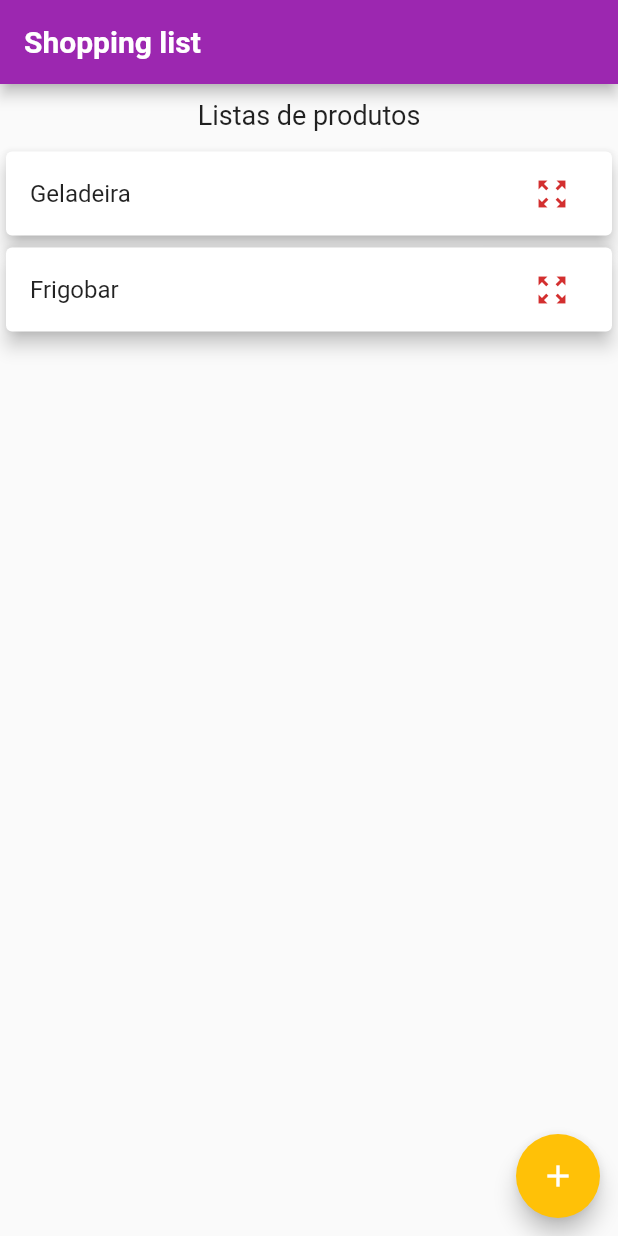
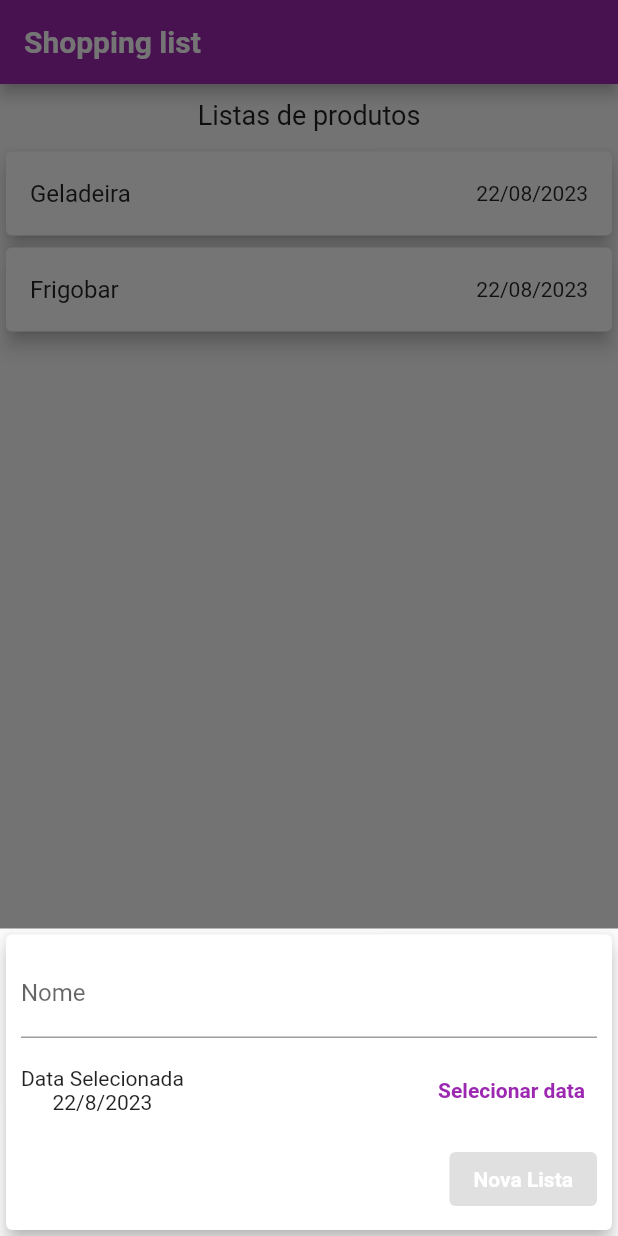
Before and after one commit to DiegoAmancio/Shopping_Carts, a Flutter app: the screen it shows after launch, after a tap on the "add" icon, on a phone screen of 412 x 824 dp. Run offline on Flutter 3.47's test engine with Material 2 defaults, Android fonts, the phone set to English and light mode, and no system bars; Roboto replaces fonts that are missing (OpenSans, QuickSand).

Commit message:
feature: add list

```diff
--- a/lib/atoms/list_tab.dart
+++ b/lib/atoms/list_tab.dart
@@ -1,4 +1,5 @@
 import 'package:flutter/material.dart';
+import 'package:intl/intl.dart';
 
 import '../class/list_tab_item.dart';
 
@@ -13,11 +14,8 @@ class ListTab extends StatelessWidget {
       elevation: 5,
       child: ListTile(
         title: Text(item.name),
-        trailing: IconButton(
-          icon: const Icon(Icons.zoom_out_map_outlined),
-          color: Theme.of(context).colorScheme.error,
-          onPressed: () {},
-        ),
+        onTap: () {},
+        trailing: Text(DateFormat('d/MM/y').format(item.date)),
       ),
     );
   }
--- /dev/null
+++ b/lib/molecules/create_list_form.dart
@@ -0,0 +1,97 @@
+import 'package:flutter/material.dart';
+import 'package:intl/intl.dart';
+
+class CreateListForm extends StatefulWidget {
+  final void Function(String, DateTime) onSubmit;
+  const CreateListForm(this.onSubmit, {super.key});
+
+  @override
+  State<CreateListForm> createState() => _CreateListFormState();
+}
+
+class _CreateListFormState extends State<CreateListForm> {
+  final _titleController = TextEditingController();
+
+  DateTime _selectedDate = DateTime.now();
+  _submitForm() {
+    final name = _titleController.text;
+    widget.onSubmit(name, _selectedDate);
+  }
+
+  _showDatePicker() {
+    showDatePicker(
+            context: context,
+            initialDate: DateTime.now(),
+            firstDate: DateTime(2019),
+            lastDate: DateTime.now())
+        .then((pickedDate) {
+      if (pickedDate != null) {
+        setState(() {
+          _selectedDate = pickedDate;
+        });
+      }
+    });
+  }
+
+  @override
+  Widget build(BuildContext context) {
+    return SingleChildScrollView(
+      child: Card(
+        elevation: 5,
+        child: Padding(
+            padding: EdgeInsets.only(
+              top: 10,
+              left: 10,
+              right: 10,
+              bottom: 10 + MediaQuery.of(context).viewInsets.bottom,
+            ),
+            child: Column(children: [
+              TextField(
+                  decoration: const InputDecoration(labelText: 'Nome'),
+                  controller: _titleController),
+              SizedBox(
+                height: 70,
+                child: Row(
+                  mainAxisAlignment: MainAxisAlignment.spaceBetween,
+                  crossAxisAlignment: CrossAxisAlignment.center,
+                  children: [
+                    Column(
+                      mainAxisAlignment: MainAxisAlignment.center,
+                      children: [
+                        const Text('Data Selecionada'),
+                        Text(DateFormat('d/M/y').format(_selectedDate)),
+                      ],
+                    ),
+                    TextButton(
+                      onPressed: _showDatePicker,
+                      child: const Text(
+                        'Selecionar data',
+                        style: TextStyle(
+                          fontWeight: FontWeight.bold,
+                        ),
+                      ),
+                    )
+                  ],
+                ),
+              ),
+              Row(
+                mainAxisAlignment: MainAxisAlignment.end,
+                children: <Widget>[
+                  ElevatedButton(
+                    onPressed: _titleController.value.text.isEmpty
+                        ? null
+                        : _submitForm,
+                    child: Text(
+                      'Nova Lista',
+                      style: TextStyle(
+                        color: Theme.of(context).textTheme.labelLarge?.color,
+                      ),
+                    ),
+                  ),
+                ],
+              ),
+            ])),
+      ),
+    );
+  }
+}
--- a/lib/pages/home.dart
+++ b/lib/pages/home.dart
@@ -1,9 +1,47 @@
+import 'dart:math';
+
 import 'package:flutter/material.dart';
 
 import '../class/list_tab_item.dart';
+import '../molecules/create_list_form.dart';
 import '../molecules/list.dart';
 
 class _HomePageState extends State<HomePage> {
+  final List<ListTabItem> _lists = [
+    ListTabItem(
+      id: '123',
+      name: 'Geladeira',
+      date: DateTime.now(),
+    ),
+    ListTabItem(
+      id: '123',
+      name: 'Frigobar',
+      date: DateTime.now(),
+    )
+  ];
+  _addItem(String name, DateTime selectedDate) {
+    final newLists = ListTabItem(
+      id: Random().nextDouble().toString(),
+      date: selectedDate,
+      name: name,
+    );
+
+    setState(() {
+      _lists.add(newLists);
+    });
+
+    Navigator.of(context).pop();
+  }
+
+  _openTransactionFormModal(BuildContext context) {
+    showModalBottomSheet(
+      context: context,
+      builder: (_) {
+        return CreateListForm(_addItem);
+      },
+    );
+  }
+
   @override
   Widget build(BuildContext context) {
     final availableHeight =
@@ -32,25 +70,14 @@ class _HomePageState extends State<HomePage> {
             SizedBox(
                 height: availableHeight * 0.7,
                 child: ListItemTabs(
-                  items: [
-                    ListTabItem(
-                      id: '123',
-                      name: 'Geladeira',
-                      date: DateTime.now(),
-                    ),
-                    ListTabItem(
-                      id: '123',
-                      name: 'Frigobar',
-                      date: DateTime.now(),
-                    )
-                  ],
+                  items: _lists,
                 ))
           ],
         ),
       ),
       floatingActionButton: FloatingActionButton(
         child: const Icon(Icons.add),
-        onPressed: () => {},
+        onPressed: () => _openTransactionFormModal(context),
       ),
       floatingActionButtonLocation: FloatingActionButtonLocation.miniEndFloat,
       // This trailing comma makes auto-formatting nicer for build methods.
```
Also changed, not shown: pubspec.yaml (+3 -4 lines), pubspec.lock.
